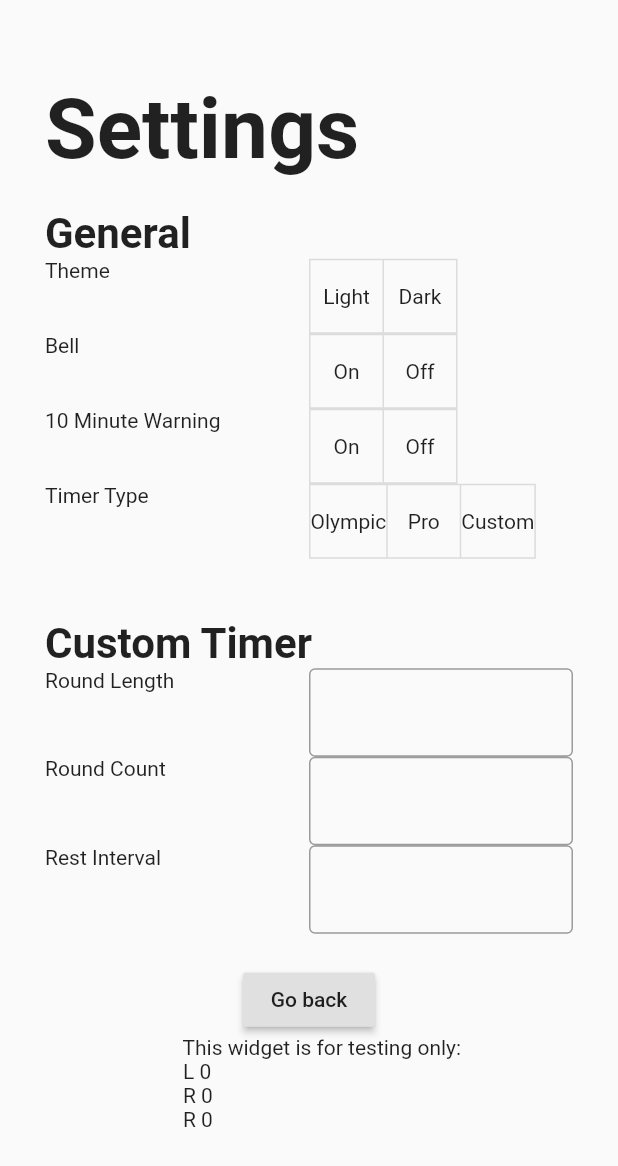
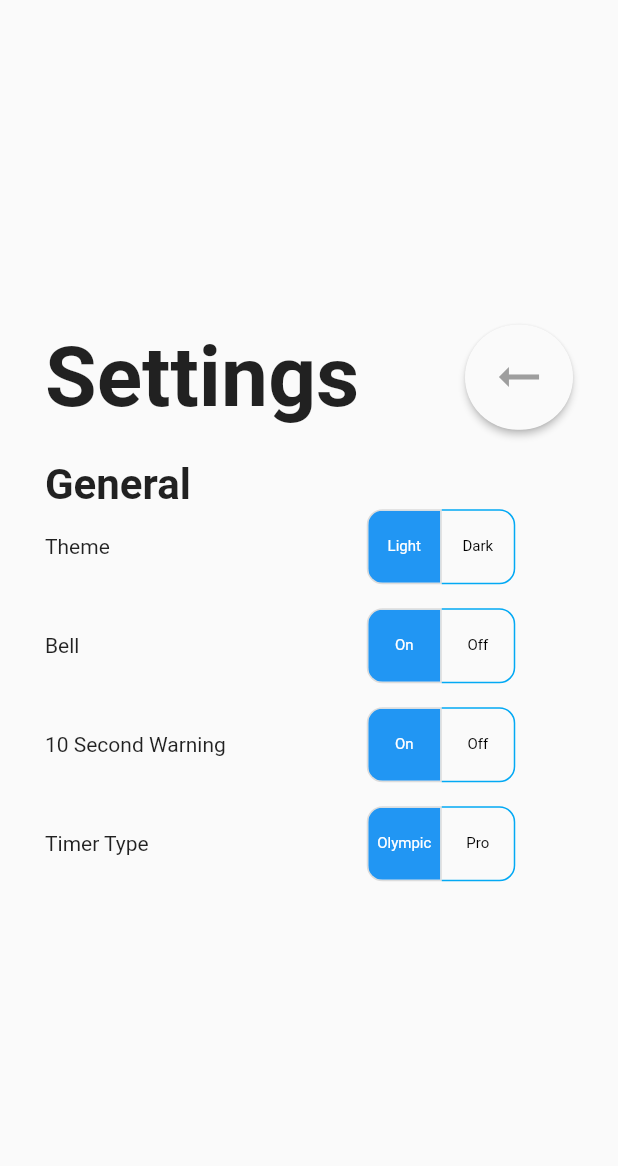
Before and after one commit to ramar-work/dart-simple-boxing-timer, a Flutter app: the SettingsPage screen opened by its route, on a phone screen of 412 x 824 dp. Shown: the top 1166 px of the screen. Run offline on Flutter 3.47's test engine with Material 2 defaults, Android fonts, the light colour scheme and no system bars; our stand-ins replace audioplayers, sprintf.

Commit message:
Fixing this

```diff
--- a/lib/pages/settings.dart
+++ b/lib/pages/settings.dart
@@ -3,11 +3,10 @@ import 'package:flutter/material.dart';
 import '../toggler.dart';
 import '../input.dart';
 import '../exercise.dart';
-
+import 'dart:math';
 
 
 class ExerciseInput extends StatefulWidget {
-
 	//reference to an object coming from elsewhere
 	Exercise exercise;
 	void Function( String, int ) updater;
@@ -79,10 +78,12 @@ class _SettingsPageState extends State<SettingsPage> {
 		} );
 	}
 
+
+
   @override
 	Widget build( BuildContext ctx ) {
 
-		exercise = new Exercise( "Custom", 0, 0, 0, 0 );
+		//exercise = new Exercise( "Custom", 0, 0, 0, 0 );
 
 		return Scaffold(
 			body: Center(
@@ -93,12 +94,35 @@ class _SettingsPageState extends State<SettingsPage> {
 
 					,	new Row(
 						 children: <Widget>[
-								Center( child: Text(
-									"Settings",
-									textScaleFactor: 4.0,
-									style: TextStyle( fontWeight: FontWeight.bold )
-								) )
-							])
+								Align(
+									alignment: Alignment.topLeft
+								,	child: Text(
+										"Settings",
+										textScaleFactor: 4.0,
+										style: TextStyle( fontWeight: FontWeight.bold )
+									)
+								)
+							,	Spacer( flex: 1 )
+							,	Align(
+									alignment: Alignment.topRight
+								,	child: new MaterialButton(
+										child: Transform.rotate(
+											angle: 180 * pi/180,
+											child: Icon( Icons.arrow_right_alt, color: Colors.grey, size: 40 )
+										)
+									, color: Colors.grey[50]
+									, height: 70.0
+									, minWidth: 35.0
+									, shape: new RoundedRectangleBorder(
+											borderRadius: new BorderRadius.circular( 40 )
+										)
+									, onPressed: () {
+											Navigator.pop( ctx );
+										}
+									)
+								)
+							]
+						)
 
 					, new Container(
 							padding: new EdgeInsets.symmetric( vertical: 20.0 ),
@@ -110,29 +134,43 @@ class _SettingsPageState extends State<SettingsPage> {
 								])
 
 							, Table(
-									children: [
+								  defaultVerticalAlignment: TableCellVerticalAlignment.middle
+								,	children: [
 										TableRow( children: [
 											TableCell( child: Text( "Theme" ) )
-										, TableCell( child: new Toggler( keys: [ "Light", "Dark" ] ) )
+										, TableCell( child: Center( child: new Toggler( sel: 0, keys: [ "Light", "Dark" ] ) ) )
 										])
 									,	TableRow( children: [
+											TableCell( child: Text( "" ) ),
+											TableCell( child: Text( "" ) ) ] )
+									,	TableRow( children: [
 											TableCell( child: Text( "Bell" ) )
-										, TableCell( child: new Toggler( keys: [ "On", "Off" ] ) )
+										, TableCell( child: Center( child: new Toggler( sel: 0, keys: [ "On", "Off" ] ) ) )
 										])
 									,	TableRow( children: [
-											TableCell( child: Text( "10 Minute Warning" ) )
-										, TableCell( child: new Toggler( keys: [ "On", "Off" ] ) )
+											TableCell( child: Text( "" ) ),
+											TableCell( child: Text( "" ) ) ] )
+									,	TableRow( children: [
+											TableCell( child: Text( "10 Second Warning" ) )
+										, TableCell( child: Center( child: new Toggler( sel: 0, keys: [ "On", "Off" ] ) ) )
 										])
+									,	TableRow( children: [
+											TableCell( child: Text( "" ) ),
+											TableCell( child: Text( "" ) ) ] )
 									,	TableRow( children: [
 											TableCell( child: Text( "Timer Type" ) )
 										, TableCell(
-												child: new Toggler( keys: [ "Olympic", "Pro", "Custom" ] )
+												child: Center( child: new Toggler(
+													sel: 0, keys: [ "Olympic", "Pro" /*, "Custom" */ ] ) )
 											)
 										])
 								])
 							])
 					)
 
+					, Spacer( flex: 2 )
+
+					/*
 					, new Container(
 							padding: new EdgeInsets.symmetric( vertical: 20.0 ),
 							child: Column( children: [
@@ -143,43 +181,87 @@ class _SettingsPageState extends State<SettingsPage> {
 									])
 
 							, Table(
-									//border:
-									children: [
+								  defaultVerticalAlignment: TableCellVerticalAlignment.middle
+								, children: [
 										TableRow( children: [
 											TableCell( child: Text( "Round Length" ) )
 										, TableCell( child:
-												ExerciseInput( field: "length", initial: exercise.length , updater: _u ) )
+												Row(
+													mainAxisAlignment: MainAxisAlignment.end
+												,	children: [
+														Text( "0", textScaleFactor: 1.5 )
+													,	Column( children: [
+															new MaterialButton(
+																child: Icon( Icons.arrow_circle_up, size: 30 )
+															, onPressed: () {}
+															)
+														, new MaterialButton(
+																child: Icon( Icons.arrow_circle_down, size: 30 )
+															, onPressed: () {}
+															)
+														])
+													]
+												)
+											)
 										])
+
+									,	TableRow( children: [
+											TableCell( child: Text( "" ) ),
+											TableCell( child: Text( "" ) ) ] )
+
 									,	TableRow( children: [
 											TableCell( child: Text( "Round Count" ) )
-										, TableCell( child:
-												ExerciseInput( field: "rounds", initial: exercise.rounds, updater: _u ) )
-										])
+										, TableCell(
+														child: Row(
+															mainAxisAlignment: MainAxisAlignment.end
+														,	children: [
+															Text( "0", textScaleFactor: 1.5 )
+														,	Column( children: [
+																new MaterialButton(
+																	child: Icon( Icons.arrow_circle_up, size: 30 )
+																, onPressed: () {}
+																)
+															, new MaterialButton(
+																	child: Icon( Icons.arrow_circle_down, size: 30 )
+																, onPressed: () {}
+																)
+														])
+													])
+												)
+											])
+
+									,	TableRow( children: [
+											TableCell( child: Text( "" ) ),
+											TableCell( child: Text( "" ) ) ] )
+
 									,	TableRow( children: [
 											TableCell( child: Text( "Rest Interval" ) )
 										, TableCell( child:
-												ExerciseInput( field: "rest", initial: exercise.rest, updater: _u ) )
+												Row(
+													mainAxisAlignment: MainAxisAlignment.end
+												,	children: [
+															Text( "0", textScaleFactor: 1.5 )
+														,	Column( children: [
+																new MaterialButton(
+																	child: Icon( Icons.arrow_circle_up, size: 30 )
+																, height: 2
+																, onPressed: () {}
+																)
+															, new MaterialButton(
+																	child: Icon( Icons.arrow_circle_down, size: 30 )
+																, height: 2
+																, onPressed: () {}
+																)
+														])
+													]
+												)
+											)
 										])
 									]
 								)
 							])
 						)
-
-					, RaisedButton(
-							child: Text( 'Go back' )
-						, onPressed: () {
-								Navigator.pop( ctx );
-							}
-						)
-
-					, Text( """
-						This widget is for testing only:
-						L ${ exercise.length }
-						R ${ exercise.rounds }
-						R ${ exercise.rest }
-						""" )
-
-					, Spacer( flex: 2 )
+					*/
 					]
 			)))
 		);
--- a/lib/toggler.dart
+++ b/lib/toggler.dart
@@ -1,4 +1,6 @@
 import 'package:flutter/material.dart';
+
+//Toggle buttons can take up a full width, and be selected when clicked
 
 //
 class TogglerState extends State<Toggler> {
@@ -6,21 +8,36 @@ class TogglerState extends State<Toggler> {
 	List<Text> texts = new List();
 
 	@override
-	Widget build(BuildContext ctx) {
+	initState() {
+		super.initState();
 		for ( int i = 0; i < widget.keys.length; i++ ) {
-			tSelected.add( false );
+			tSelected.add( i == widget.sel ? true : false );
 			texts.add( Text( widget.keys[ i ] ) );
 		}
+	}
 
+	@override
+	Widget build(BuildContext ctx) {
+		debugPrint( "TOGGLER-BUILD: ${tSelected.length}" );
 		//Generate the widgets on the fly.  Unsure why the widget doens't already do this...
 		return ToggleButtons(
 			children:	texts
-		, onPressed: (int index) {
-				setState() {
+		, color: Colors.black
+		, focusColor: Colors.white
+		, highlightColor: Colors.white
+		, selectedColor: Colors.white
+		, fillColor: Colors.blue
+		, borderColor: Colors.lightBlue
+		, borderRadius: BorderRadius.circular( 10 )
+		, textStyle: TextStyle( height: 1, fontSize: 10 )
+		, onPressed: ( int index ) {
+				setState( () {
+					debugPrint( "TOGGLER-UPDATE: ${index}" );
+					debugPrint( "TOGGLER-UPDATE: ${tSelected.length}" );
 					for ( int bi = 0; bi < tSelected.length; bi++ ) {
 						tSelected[ bi ] = ( bi == index ) ? true : false;
 					}
-				}
+				} );
 			}
 		, isSelected: tSelected
 		);
@@ -31,10 +48,10 @@ class TogglerState extends State<Toggler> {
 
 //Might need to be stateful?
 class Toggler extends StatefulWidget {
+	List<String> keys;
+	int sel;
 
-	List<String> keys;
-
- 	Toggler({Key key, @required this.keys}) : super(key: key);
+ 	Toggler({Key key, @required this.keys, this.sel }) : super(key: key);
 
 	@override
 	TogglerState createState() => TogglerState();
--- a/pubspec.yaml
+++ b/pubspec.yaml
@@ -23,12 +23,9 @@ environment:
 dependencies:
   sprintf: ^4.0.0
   shared_preferences: '>=0.5.0+0 <2.0.0'
+  audioplayers: 0.13.6
   flutter:
     sdk: flutter
-
-#audioplayers: ^0.16.0
-
-
   # The following adds the Cupertino Icons font to your application.
   # Use with the CupertinoIcons class for iOS style icons.
   cupertino_icons: ^0.1.3
```
Also changed, not shown: lib/audio.dart (added, +25 -0 lines), lib/main.dart (+4 -3 lines), lib/pages/help.dart (+39 -32 lines), pubspec.lock.
